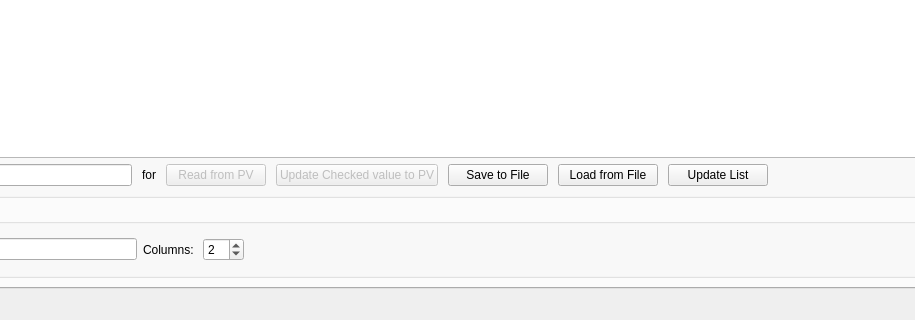
Qt form Qt/PV_View/mainwindow.ui (Rolloke/GUI-Apps) before a commit; both pictures show x 140 to 1055 and y 421 to 741 of the 1158 by 741 pixel window.
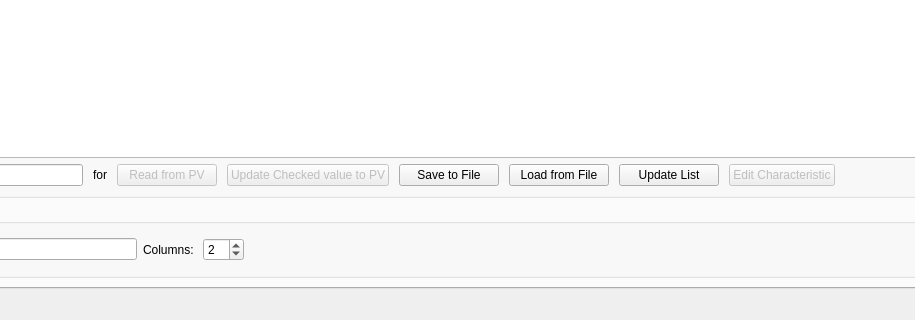
The same form after that commit. The open tabs and pages were chosen to show the change. Icons and pictures are not drawn.

Commit message: edit chracteristic first draft

What changed in the file:
```diff
--- a/Qt/PV_View/mainwindow.ui
+++ b/Qt/PV_View/mainwindow.ui
@@ -745,6 +745,16 @@
                </property>
               </widget>
              </item>
+             <item>
+              <widget class="QPushButton" name="btnEditCharacteristic">
+               <property name="enabled">
+                <bool>false</bool>
+               </property>
+               <property name="text">
+                <string>Edit Characteristic</string>
+               </property>
+              </widget>
+             </item>
              <item>
               <spacer name="horizontalSpacerSchedule">
                <property name="orientation">
```
Left out of the diff: 2 changed lines with no effect on the pictures. The commit also changes 4 other files.
